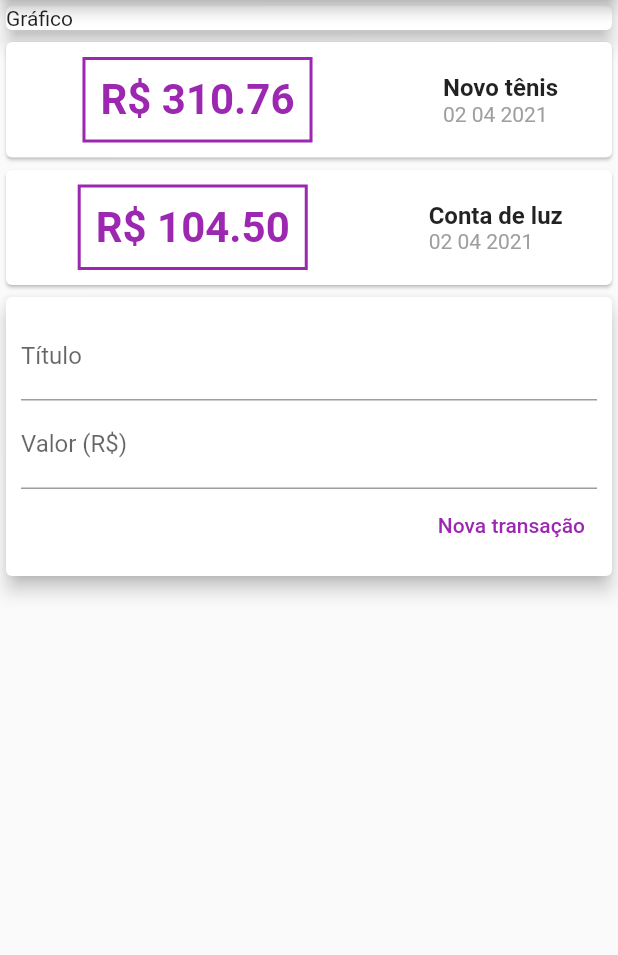
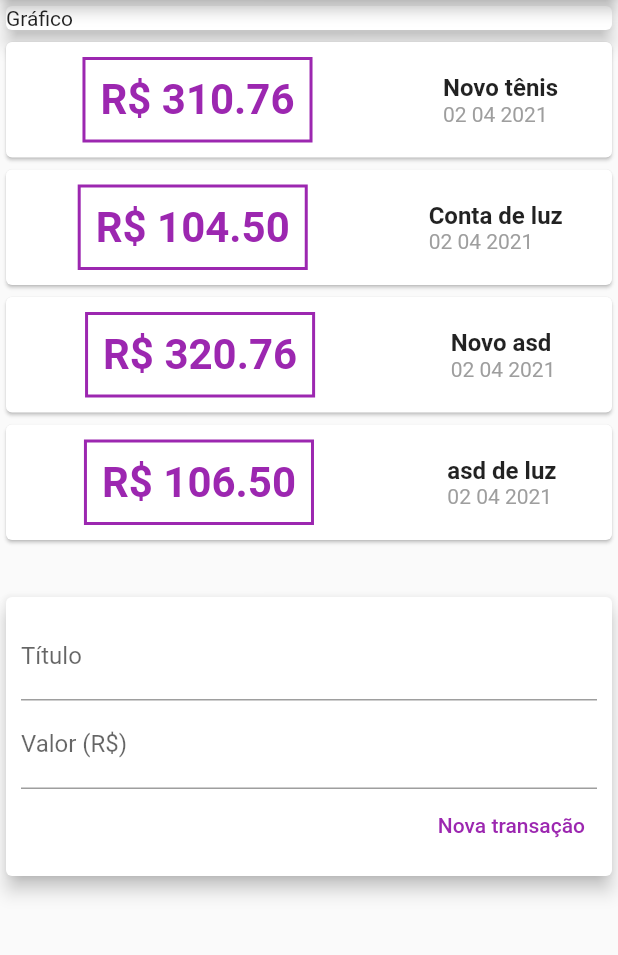
Before and after one commit to csnoboa/expenses_app, a Flutter app: the screen it shows after launch, after a tap on "Nova transação", on a phone screen of 412 x 824 dp, the part 84-1039 px from its top. Run offline on Flutter 3.47's test engine with Material 2 defaults, Android fonts, the phone set to English and light mode, and no system bars.

Commit message:
add new transaction

```diff
--- a/lib/components/transaction_form.dart
+++ b/lib/components/transaction_form.dart
@@ -3,6 +3,21 @@ import 'package:flutter/material.dart';
 class TransactionForm extends StatelessWidget {
   final titleController = TextEditingController();
   final valueController = TextEditingController();
+
+  final void Function(String, double) onSubmit;
+
+  TransactionForm(this.onSubmit);
+
+  _subimitForm() {
+    final String title = titleController.text;
+    final double value = double.tryParse(valueController.text) ?? 0.0;
+
+    if (title.isEmpty || value <= 0) {
+      return;
+    }
+
+    onSubmit(title, value);
+  }
 
   @override
   Widget build(BuildContext context) {
@@ -14,12 +29,15 @@ class TransactionForm extends StatelessWidget {
           children: [
             TextField(
               controller: titleController,
+              onSubmitted: (_) => _subimitForm(),
               decoration: InputDecoration(
                 labelText: 'Título',
               ),
             ),
             TextField(
               controller: valueController,
+              keyboardType: TextInputType.numberWithOptions(decimal: true),
+              onSubmitted: (_) => _subimitForm(),
               decoration: InputDecoration(
                 labelText: 'Valor (R\$)',
               ),
@@ -37,6 +55,7 @@ class TransactionForm extends StatelessWidget {
                   onPressed: () {
                     debugPrint(titleController.text);
                     debugPrint(valueController.text);
+                    _subimitForm();
                   },
                 ),
               ],
--- a/lib/components/transaction_list.dart
+++ b/lib/components/transaction_list.dart
@@ -9,8 +9,12 @@ class TransactionList extends StatelessWidget {
 
   @override
   Widget build(BuildContext context) {
-    return Column(
-      children: transactions.map((tr) {
+    return Container(
+      height: 370,
+      child: ListView.builder(
+          itemCount: transactions.length,
+          itemBuilder: (cxt, index) {
+            final tr = transactions[index];
             return Card(
               child: Row(
                 mainAxisAlignment: MainAxisAlignment.spaceAround,
@@ -55,7 +59,7 @@ class TransactionList extends StatelessWidget {
                 ],
               ),
             );
-      }).toList(),
+          }),
     );
   }
 }
--- a/lib/components/transaction_user.dart
+++ b/lib/components/transaction_user.dart
@@ -24,14 +24,39 @@ class _TransactionUserState extends State<TransactionUser> {
       value: 104.50,
       date: DateTime.now(),
     ),
+    Transaction(
+      id: 't3',
+      title: 'Novo asd',
+      value: 320.76,
+      date: DateTime.now(),
+    ),
+    Transaction(
+      id: 't4',
+      title: 'asd de luz',
+      value: 106.50,
+      date: DateTime.now(),
+    ),
   ];
+
+  _addTransaction(String title, double value) {
+    final newTransaction = Transaction(
+      id: _transactions.length.toString(),
+      title: title,
+      value: value,
+      date: DateTime.now(),
+    );
+
+    setState(() {
+      _transactions.add(newTransaction);
+    });
+  }
 
   @override
   Widget build(BuildContext context) {
     return Column(
       children: [
         TransactionList(_transactions),
-        TransactionForm(),
+        TransactionForm(_addTransaction),
       ],
     );
   }
--- a/lib/main.dart
+++ b/lib/main.dart
@@ -25,7 +25,8 @@ class MyHomePage extends StatelessWidget {
       appBar: AppBar(
         title: Text('Expenses'),
       ),
-      body: Column(
+      body: SingleChildScrollView(
+        child: Column(
           crossAxisAlignment: CrossAxisAlignment.stretch,
           children: [
             Card(
@@ -35,6 +36,7 @@ class MyHomePage extends StatelessWidget {
             TransactionUser(),
           ],
         ),
+      ),
     );
   }
 }
```
Lines whose indentation alone changed are shown as unchanged.
